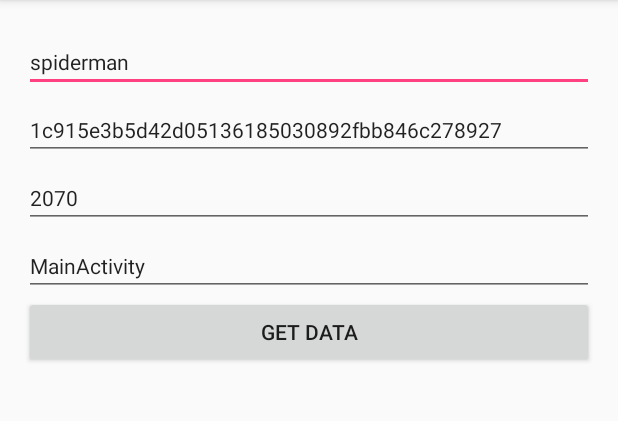
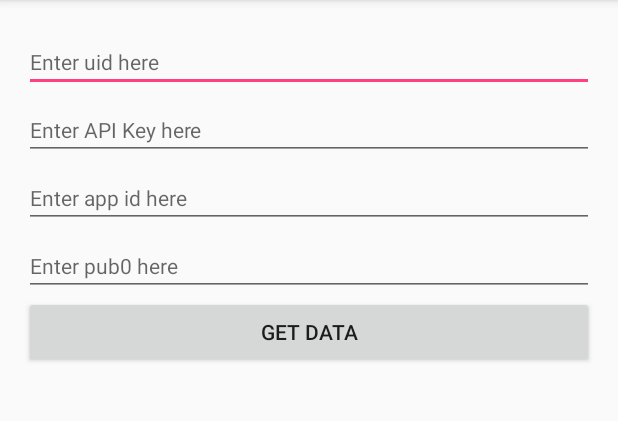
Before and after one commit to Abhi347/FyberDemo, an Android app: the screen it shows after launch (MainActivity), on a phone screen of 412 x 824 dp, the part 84-505 px from its top. Run offline under Robolectric (Android 15) with nearby library versions, the phone set to English and light mode, and no system bars; our stand-ins replace AdMob, ButterKnife; libraries missing offline, so code that uses them is left out: com.noob.lumberjack; 1 statement that could not run was skipped.

Commit message:
Remove API details from Form Fragment

```diff
--- a/app/src/main/java/com/abhi/fyberdemo/fragments/FormFragment.java
+++ b/app/src/main/java/com/abhi/fyberdemo/fragments/FormFragment.java
@@ -50,19 +50,12 @@ public class FormFragment extends BaseFragment {
 
     @Override
     protected void setupUI(View parent) {
-        addDefaultData();
+        //AutoFillUtility.fillFormData(mUidEditText,mApiKeyEditText,mAppIdEditText,mPub0EditText);
     }
 
     @Override
     protected int getLayoutId() {
         return R.layout.fragment_form;
-    }
-
-    private void addDefaultData() {
-        mUidEditText.setText("spiderman");
-        mApiKeyEditText.setText("1c915e3b5d42d05136185030892fbb846c278927");
-        mAppIdEditText.setText("2070");
-        mPub0EditText.setText("MainActivity");
     }
 
     @OnClick(R.id.button_get_data)
```
Also changed, not shown: 1 other file.
